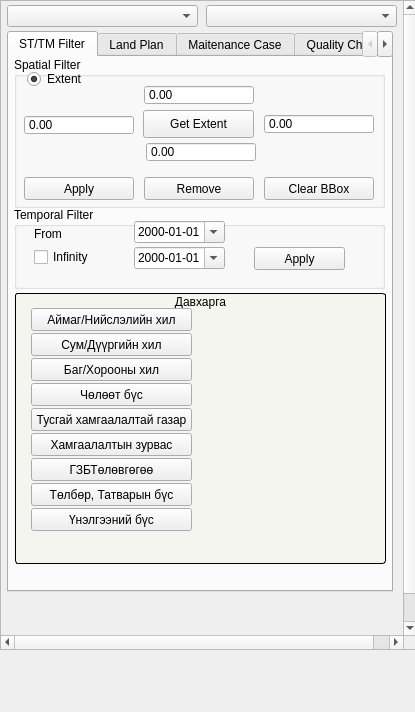
The window that view/PlanNavigatorWidget.ui (teamlm2/lm2_mgis) describes before a commit, drawn with Qt 5.
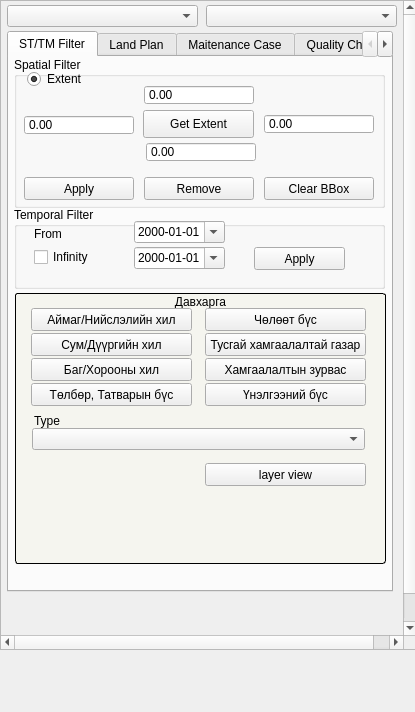
The same window after the commit. The open tabs and pages were chosen to show the change.

```diff
--- a/view/PlanNavigatorWidget.ui
+++ b/view/PlanNavigatorWidget.ui
@@ -413,8 +413,8 @@
         <widget class="QPushButton" name="plan_button">
          <property name="geometry">
           <rect>
-           <x>16</x>
-           <y>165</y>
+           <x>190</x>
+           <y>170</y>
            <width>161</width>
            <height>23</height>
           </rect>
@@ -423,14 +423,14 @@
           <string notr="true"/>
          </property>
          <property name="text">
-          <string>ГЗБТөлөвгөгөө</string>
+          <string>layer view</string>
          </property>
         </widget>
         <widget class="QPushButton" name="fee_tax_zone_button">
          <property name="geometry">
           <rect>
            <x>16</x>
-           <y>190</y>
+           <y>90</y>
            <width>161</width>
            <height>23</height>
           </rect>
@@ -455,8 +455,8 @@
         <widget class="QPushButton" name="mpa_zone_button">
          <property name="geometry">
           <rect>
-           <x>16</x>
-           <y>115</y>
+           <x>190</x>
+           <y>40</y>
            <width>161</width>
            <height>23</height>
           </rect>
@@ -468,8 +468,8 @@
         <widget class="QPushButton" name="sec_zone_button">
          <property name="geometry">
           <rect>
-           <x>16</x>
-           <y>140</y>
+           <x>190</x>
+           <y>65</y>
            <width>161</width>
            <height>23</height>
           </rect>
@@ -494,8 +494,8 @@
         <widget class="QPushButton" name="free_zone_button">
          <property name="geometry">
           <rect>
-           <x>16</x>
-           <y>90</y>
+           <x>190</x>
+           <y>15</y>
            <width>161</width>
            <height>23</height>
           </rect>
@@ -507,8 +507,8 @@
         <widget class="QPushButton" name="valuation_zone_button">
          <property name="geometry">
           <rect>
-           <x>16</x>
-           <y>215</y>
+           <x>190</x>
+           <y>90</y>
            <width>161</width>
            <height>23</height>
           </rect>
@@ -517,6 +517,29 @@
           <string>Үнэлгээний бүс</string>
          </property>
         </widget>
+        <widget class="QComboBox" name="type_cbox">
+         <property name="geometry">
+          <rect>
+           <x>17</x>
+           <y>135</y>
+           <width>333</width>
+           <height>22</height>
+          </rect>
+         </property>
+        </widget>
+        <widget class="QLabel" name="label">
+         <property name="geometry">
+          <rect>
+           <x>19</x>
+           <y>120</y>
+           <width>331</width>
+           <height>16</height>
+          </rect>
+         </property>
+         <property name="text">
+          <string>Type</string>
+         </property>
+        </widget>
        </widget>
       </widget>
       <widget class="QWidget" name="plan_tab">
```
Left out of the diff: 10 changed lines with no effect on the pictures.
